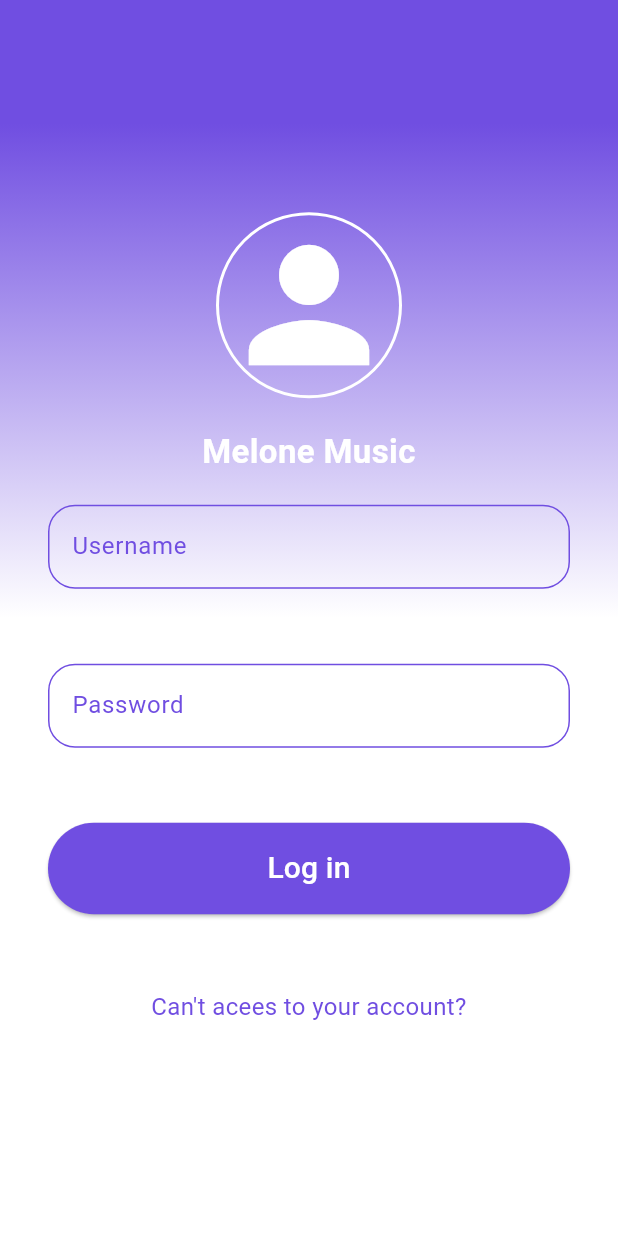
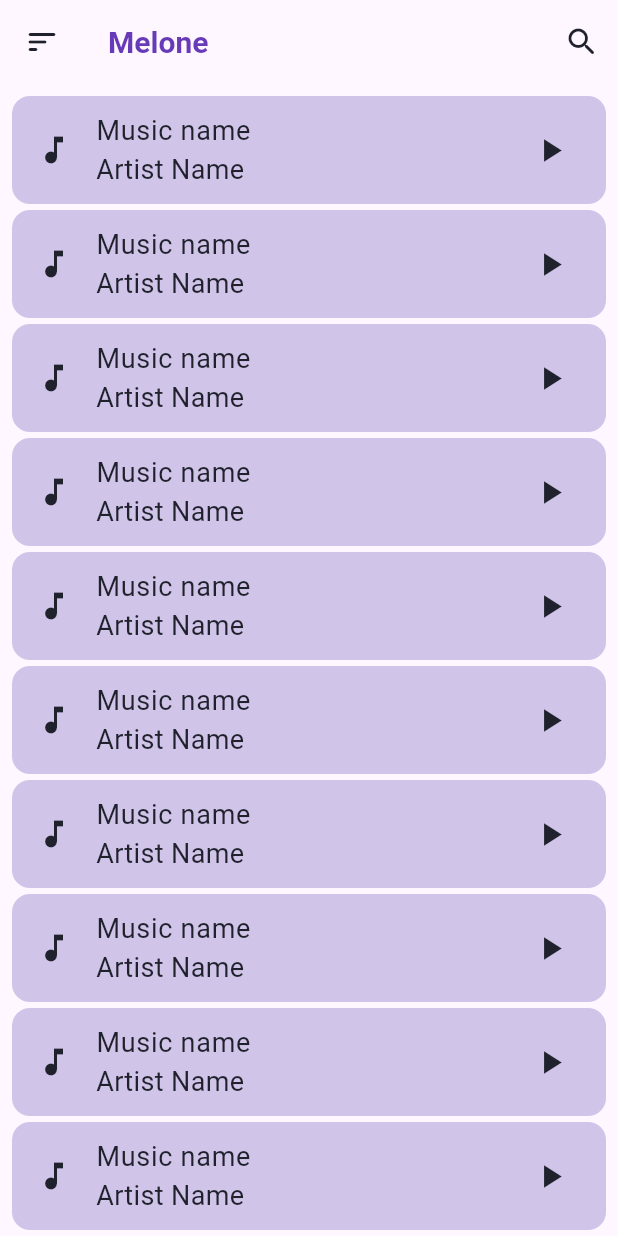
Before and after one commit to fenan-yosef/Melone-Music-App, a Flutter app: the screen it shows after launch, after a tap on "Log in", on a phone screen of 412 x 824 dp. Run offline on Flutter 3.47's test engine with Material 3 defaults, Android fonts, the phone set to English and light mode, and no system bars.

Commit message:
local music list updated

```diff
--- a/lib/features/authentication/login/login_page.dart
+++ b/lib/features/authentication/login/login_page.dart
@@ -1,6 +1,7 @@
 import 'package:flutter/cupertino.dart';
 import 'package:flutter/material.dart';
 import 'package:flutter/widgets.dart';
+import 'package:msss/features/local_music_player/local_music_player_page.dart';
 import '../../music_feed/music_feed.dart';
 
 class LoginPage extends StatefulWidget {
@@ -116,12 +117,12 @@ class _LoginPageState extends State<LoginPage> {
       onPressed: () {
         debugPrint("Username :" + usernameController.text);
         debugPrint("Password :" + passwordController.text);
-        if (passwordController.text == "1234") {
-          Navigator.push(
-            context,
-            MaterialPageRoute(builder: (context) => MusicFeedPage()),
-          );
-        }
+        // if (passwordController.text == "1234") {
+        Navigator.push(
+          context,
+          MaterialPageRoute(builder: (context) => LocalMusicPlayer()),
+        );
+        // }
         usernameController.clear();
         passwordController.clear();
       },
--- a/lib/features/local_music_player/local_music_player_page.dart
+++ b/lib/features/local_music_player/local_music_player_page.dart
@@ -0,0 +1,67 @@
+import 'package:flutter/material.dart';
+import '../../utils/constants.dart';
+
+class LocalMusicPlayer extends StatelessWidget {
+  const LocalMusicPlayer({super.key});
+
+  @override
+  Widget build(BuildContext context) {
+    return Scaffold(
+      // backgroundColor: black,
+      appBar: AppBar(
+        actions: [
+          IconButton(
+            onPressed: () {},
+            icon: Icon(Icons.search_rounded),
+            color: black,
+          )
+        ],
+        leading: Icon(
+          Icons.sort_rounded,
+          color: black,
+        ),
+        title: Text(
+          "Melone",
+          style: TextStyle(
+            fontSize: 20,
+            color: purple,
+            fontWeight: FontWeight.w700,
+          ),
+        ),
+      ),
+      body: Padding(
+        padding: const EdgeInsets.all(8.0),
+        child: ListView.builder(
+            physics: BouncingScrollPhysics(),
+            itemCount: 100,
+            itemBuilder: (BuildContext, int index) {
+              return Container(
+                margin: EdgeInsets.only(bottom: 4),
+                // decoration:
+                //     BoxDecoration(borderRadius: BorderRadius.circular(12)),
+                child: ListTile(
+                  tileColor: Colors.deepPurple[100],
+                  shape: RoundedRectangleBorder(
+                      borderRadius: BorderRadius.circular(12)),
+                  // tileColor: Colors.deepPurple,
+                  title: Text('Music name', style: ourStyle()),
+                  subtitle: Text(
+                    "Artist Name",
+                    style: ourStyle(),
+                  ),
+                  leading: Icon(
+                    Icons.music_note,
+                    color: black,
+                  ),
+                  trailing: const Icon(
+                    Icons.play_arrow,
+                    color: black,
+                    size: 26,
+                  ),
+                ),
+              );
+            }),
+      ),
+    );
+  }
+}
--- a/lib/features/music_feed/music_feed.dart
+++ b/lib/features/music_feed/music_feed.dart
@@ -1,35 +1,42 @@
-import 'package:flutter/material.dart';
-import '../../models/music_item.dart'; // Assuming you have a MusicItem model
+// import 'package:flutter/material.dart';
+// import 'package:get_server/get_server.dart';
+// import 'package:on_audio_query/on_audio_query.dart';
+// import '../../models/music_item.dart'; // Assuming you have a MusicItem model
 
-class MusicFeedPage extends StatelessWidget {
-  // Dummy list of music items for demonstration
-  final List<MusicItem> musicItems = [
-    MusicItem(title: 'Song 1', artist: 'Artist 1', duration: '3:45'),
-    MusicItem(title: 'Song 2', artist: 'Artist 2', duration: '4:10'),
-    MusicItem(title: 'Song 3', artist: 'Artist 3', duration: '2:55'),
-  ];
+// class PlayerController extends GetxController {}
 
-  @override
-  Widget build(BuildContext context) {
-    return Scaffold(
-      appBar: AppBar(
-        title: Text('Music Feed'),
-      ),
-      body: ListView.builder(
-        itemCount: musicItems.length,
-        itemBuilder: (context, index) {
-          return ListTile(
-            title: Text(musicItems[index].title),
-            subtitle: Text(
-                '${musicItems[index].artist} - ${musicItems[index].duration}'),
-            onTap: () {
-              // Handle tapping on music item
-              // For example, navigate to a music player page
-              // Navigator.push(context, MaterialPageRoute(builder: (context) => MusicPlayerPage(musicItem: musicItems[index])));
-            },
-          );
-        },
-      ),
-    );
-  }
-}
+// // class MusicFeedPage extends StatelessWidget {
+// //   // Dummy list of music items for demonstration
+// //   final List<MusicItem> musicItems = [
+// //     MusicItem(title: 'Song 1', artist: 'Artist 1', duration: '3:45'),
+// //     MusicItem(title: 'Song 2', artist: 'Artist 2', duration: '4:10'),
+// //     MusicItem(title: 'Song 3', artist: 'Artist 3', duration: '2:55'),
+// //   ];
+
+// //   @override
+// //   Widget build(BuildContext context) {
+// //     return Scaffold(
+// //       appBar: AppBar(
+// //         title: Text(
+// //           'Music Feed',
+// //           textAlign: TextAlign.center,
+// //         ),
+// //       ),
+// //       body: ListView.builder(
+// //         itemCount: musicItems.length,
+// //         itemBuilder: (context, index) {
+// //           return ListTile(
+// //             title: Text(musicItems[index].title),
+// //             subtitle: Text(
+// //                 '${musicItems[index].artist} - ${musicItems[index].duration}'),
+// //             onTap: () {
+// //               // Handle tapping on music item
+// //               // For example, navigate to a music player page
+// //               // Navigator.push(context, MaterialPageRoute(builder: (context) => MusicPlayerPage(musicItem: musicItems[index])));
+// //             },
+// //           );
+// //         },
+// //       ),
+// //     );
+// //   }
+// // }
--- a/lib/utils/constants.dart
+++ b/lib/utils/constants.dart
@@ -0,0 +1,17 @@
+import 'package:flutter/material.dart';
+//colors
+
+const black = Color(0xff1f212c);
+const whiteColor = Colors.white;
+const slideColor = Color(0xff7E70ff);
+const purple = Colors.deepPurple;
+const buttonColor = Color(0xff60e95d);
+const bgDarkColor = Color(0xff070b11);
+
+//text styles
+ourStyle() {
+  return TextStyle(
+    fontSize: 18,
+    color: black,
+  );
+}
--- a/pubspec.yaml
+++ b/pubspec.yaml
@@ -38,6 +38,7 @@ dependencies:
   audioplayers: ^5.0.0
   path_provider: ^2.0.2
   on_audio_query: ^2.9.0
+  get_server: ^1.2.1
   # permission_handler: ^8.1.4+2
 
 
```
Also changed, not shown: pubspec.lock, 1 other file.
